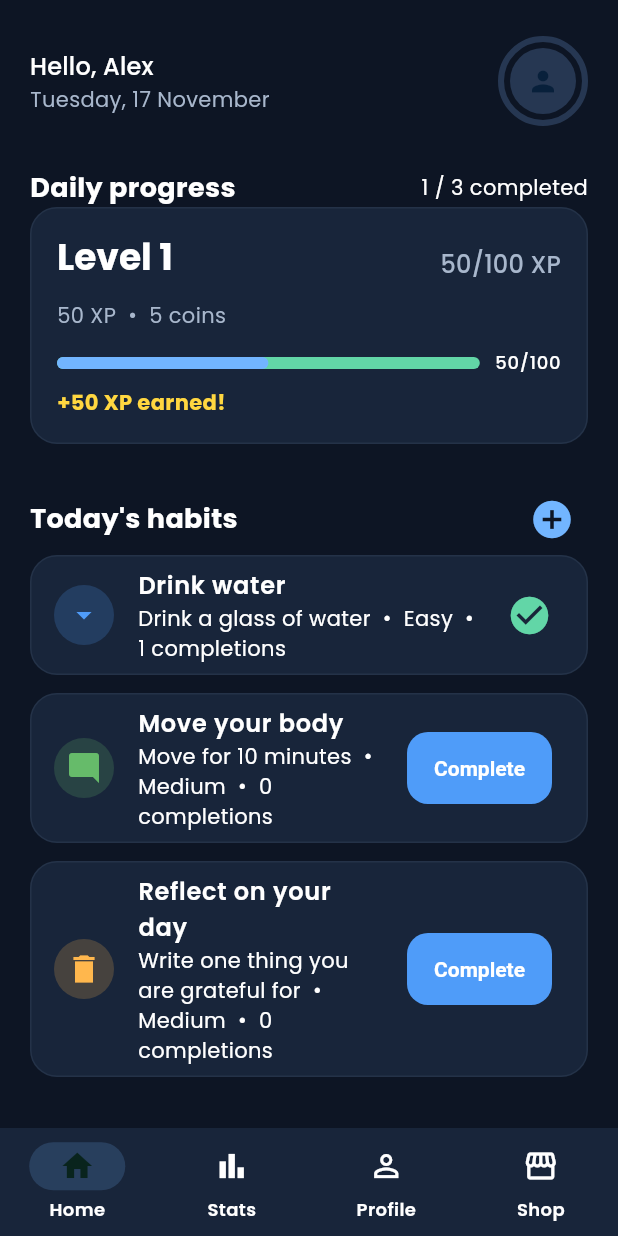
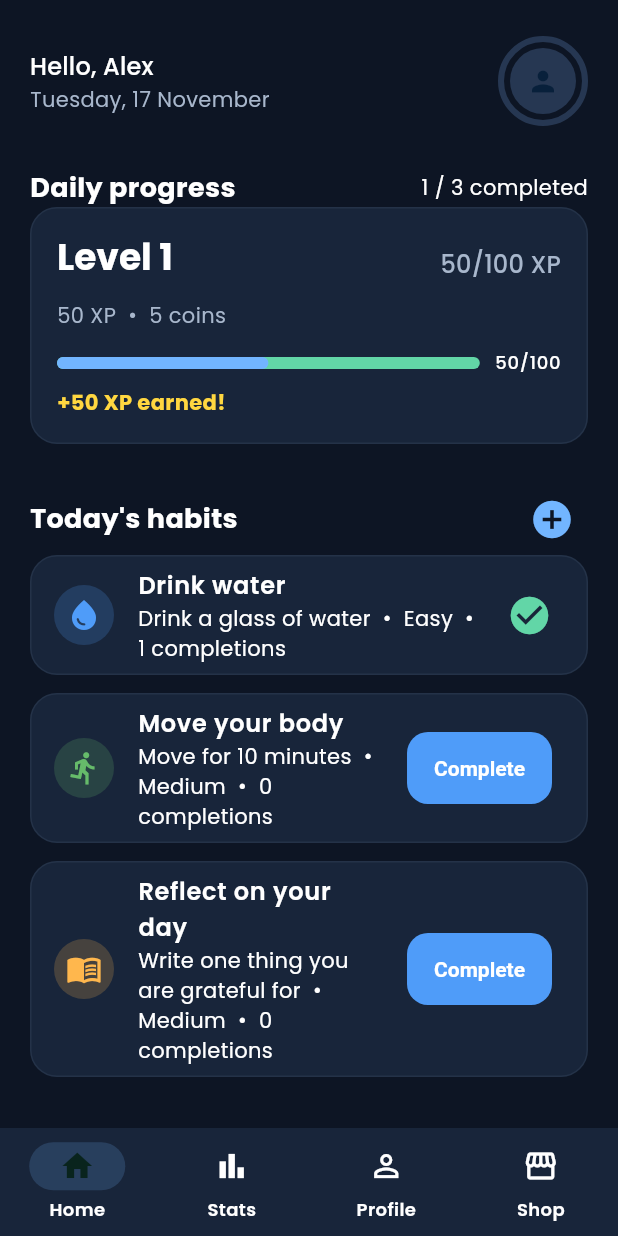
Before and after one commit to Daniel20053030/Habbit-Tracker, a Flutter app: the screen it shows after launch, after a tap on "Complete", on a phone screen of 412 x 824 dp. Run offline on Flutter 3.47's test engine with Material 3 defaults, Android fonts, the phone set to English and light mode, and no system bars; our stand-ins replace flutter_riverpod, go_router, google_fonts, image_picker, shared_preferences.

Commit message:
Ensure release icon compatibility
Co-authored-by: Copilot <223556219+Copilot@users.noreply.github.com>

```diff
--- a/lib/main.dart
+++ b/lib/main.dart
@@ -25,6 +25,25 @@ Future<void> main() async {
     ),
   );
 }
+
+const _materialIconsByCodePoint = <int, IconData>{
+  0xe1dc: Icons.directions_run,
+  0xe3dd: Icons.menu_book,
+  0xf05a2: Icons.water_drop,
+  0xe56f: Icons.self_improvement,
+  0xe28d: Icons.fitness_center,
+  0xe491: Icons.person,
+  0xe5f9: Icons.star,
+  0xf055d: Icons.rocket_launch,
+  0xe798: Icons.water_drop,
+  0xe3f1: Icons.directions_run,
+  0xe8b8: Icons.menu_book,
+  0xe838: Icons.star,
+  0xe1a5: Icons.rocket_launch,
+};
+
+IconData iconForCodePoint(int? codePoint) =>
+    _materialIconsByCodePoint[codePoint] ?? Icons.help_outline;
 
 final _router = GoRouter(
   initialLocation: '/',
@@ -351,10 +370,7 @@ class _HomeScreenState extends ConsumerState<HomeScreen> {
                     backgroundColor: Color(habit.colorValue)
                         .withValues(alpha: 0.2),
                     child: Icon(
-                      IconData(
-                        habit.iconCodePoint,
-                        fontFamily: 'MaterialIcons',
-                      ),
+                      iconForCodePoint(habit.iconCodePoint),
                       color: Color(habit.colorValue),
                     ),
                   ),
@@ -831,7 +847,7 @@ class StatsScreen extends ConsumerWidget {
           (habit) => Card(
             child: ListTile(
               leading: Icon(
-                IconData(habit.iconCodePoint, fontFamily: 'MaterialIcons'),
+                iconForCodePoint(habit.iconCodePoint),
                 color: Color(habit.colorValue),
               ),
               title: Text(habit.title),
@@ -1097,10 +1113,9 @@ class ProfileAvatar extends StatelessWidget {
             radius: size / 2,
             backgroundColor: AppTheme.surfaceLight,
             child: Icon(
-              IconData(
+              iconForCodePoint(
                 shopItemById(profile.avatarKey).iconCodePoint ??
                     Icons.person.codePoint,
-                fontFamily: 'MaterialIcons',
               ),
               size: size * .5,
             ),
@@ -1216,12 +1231,7 @@ class _ProfileEditorScreenState extends ConsumerState<ProfileEditorScreen> {
                   .map(
                     (item) => ChoiceChip(
                       selected: _avatarKey == item.id && _imageBase64 == null,
-                      label: Icon(
-                        IconData(
-                          item.iconCodePoint!,
-                          fontFamily: 'MaterialIcons',
-                        ),
-                      ),
+                      label: Icon(iconForCodePoint(item.iconCodePoint)),
                       onSelected: (_) => setState(() {
                         _avatarKey = item.id;
                         _imageBase64 = null;
@@ -1445,11 +1455,7 @@ class _ShopItemIcon extends StatelessWidget {
       backgroundColor: item.colorValue == null
           ? AppTheme.surfaceLight
           : Color(item.colorValue!),
-      child: Icon(
-        item.iconCodePoint == null
-            ? Icons.person
-            : IconData(item.iconCodePoint!, fontFamily: 'MaterialIcons'),
-      ),
+      child: Icon(iconForCodePoint(item.iconCodePoint)),
     );
   }
 }
@@ -1474,7 +1480,7 @@ class _SectionTitle extends StatelessWidget {
         ),
       ),
       if (action != null) Text(action!),
-      if (trailing != null) trailing!,
+      ?trailing,
     ],
   );
 }
```
